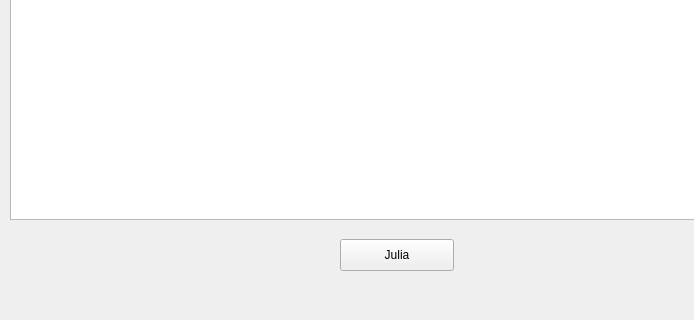
giuseppecalderaro/python-hacks, file PyCudaQt/QtUi/MainUI.ui: the form before one commit; both pictures show x 0 to 694 and y 280 to 600 of the 800 by 600 pixel window.
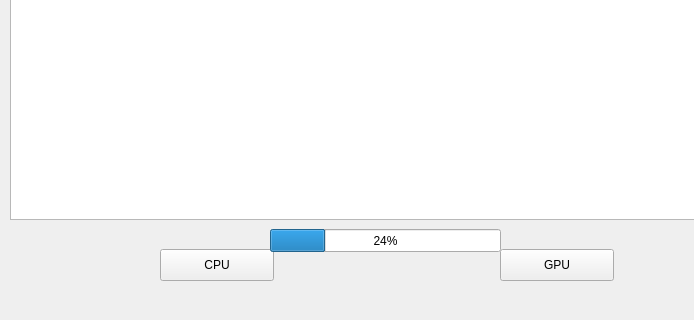
The form after the commit.

Commit message: Added CPU Julia Set and a decent gui

```diff
--- a/PyCudaQt/QtUi/MainUI.ui
+++ b/PyCudaQt/QtUi/MainUI.ui
@@ -27,14 +27,40 @@
    <widget class="QPushButton" name="pushButton">
     <property name="geometry">
      <rect>
-      <x>340</x>
-      <y>500</y>
+      <x>160</x>
+      <y>510</y>
       <width>114</width>
       <height>32</height>
      </rect>
     </property>
     <property name="text">
-     <string>Julia</string>
+     <string>CPU</string>
+    </property>
+   </widget>
+   <widget class="QPushButton" name="GpuButton">
+    <property name="geometry">
+     <rect>
+      <x>500</x>
+      <y>510</y>
+      <width>114</width>
+      <height>32</height>
+     </rect>
+    </property>
+    <property name="text">
+     <string>GPU</string>
+    </property>
+   </widget>
+   <widget class="QProgressBar" name="progressBar">
+    <property name="geometry">
+     <rect>
+      <x>270</x>
+      <y>490</y>
+      <width>231</width>
+      <height>23</height>
+     </rect>
+    </property>
+    <property name="value">
+     <number>24</number>
     </property>
    </widget>
   </widget>
```
Left out of the diff: 17 changed lines with no effect on the pictures. The commit also changes 3 other files.
